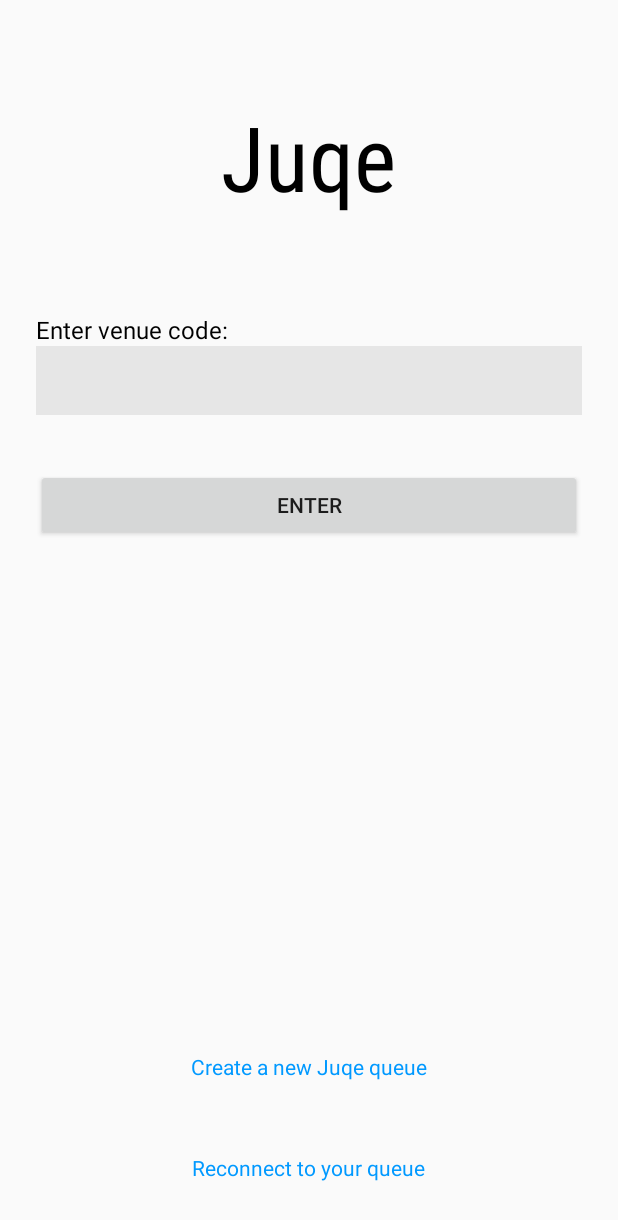
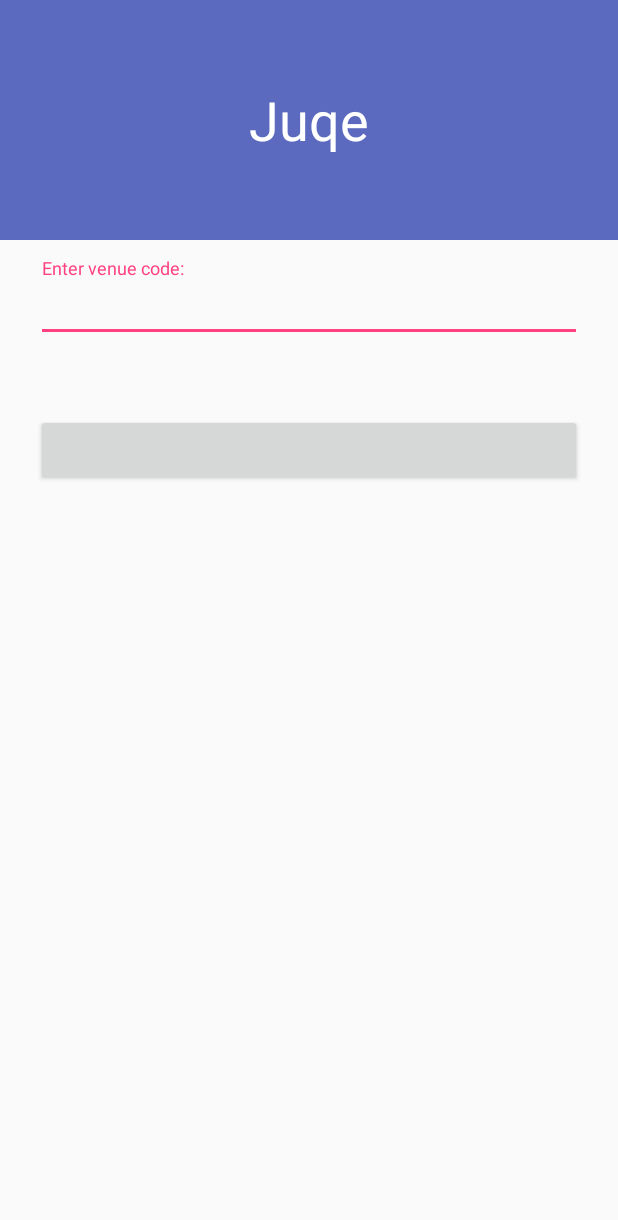
Before and after one commit to JUQE/kotlin-juqe, an Android app: the fragment HomeFragment shown on its own in the app's theme, on a phone screen of 412 x 824 dp. Shown: the top 1220 px of the screen. Run offline under Robolectric (Android 15) with nearby library versions, the phone set to English and light mode, and no system bars.

```diff
--- a/app/build.gradle
+++ b/app/build.gradle
@@ -38,6 +38,7 @@ dependencies {
     compile "com.android.support:cardview-v7:${supportLibVersion}"
     compile 'com.android.support.constraint:constraint-layout:1.0.2'
 
+    testCompile "com.nhaarman:mockito-kotlin-kt1.1:1.5.0"
     testCompile 'junit:junit:4.12'
     compile "org.jetbrains.kotlin:kotlin-stdlib-jre7:$kotlin_version"
 
--- /dev/null
+++ b/app/src/main/java/ca/juqe/juqe/data/model/Playlist.kt
@@ -0,0 +1,4 @@
+package ca.juqe.juqe.data.model
+
+
+data class Playlist(val name: String = "")
--- /dev/null
+++ b/app/src/main/java/ca/juqe/juqe/data/source/deleteme.kt
@@ -0,0 +1 @@
+package ca.juqe.juqe.data.source
--- /dev/null
+++ b/app/src/main/java/ca/juqe/juqe/data/source/token/TokenDataSource.kt
@@ -0,0 +1,6 @@
+package ca.juqe.juqe.data.source.token
+
+
+interface TokenDataSource {
+
+}
--- a/app/src/main/res/layout/fragment_home.xml
+++ b/app/src/main/res/layout/fragment_home.xml
@@ -1,73 +1,68 @@
 <?xml version="1.0" encoding="utf-8"?>
-<RelativeLayout xmlns:android="http://schemas.android.com/apk/res/android"
+<ScrollView xmlns:android="http://schemas.android.com/apk/res/android"
     xmlns:tools="http://schemas.android.com/tools"
+    xmlns:app="http://schemas.android.com/apk/res-auto"
     android:id="@+id/activity_code"
     android:layout_width="match_parent"
     android:layout_height="match_parent">
 
+    <android.support.constraint.ConstraintLayout
+        android:layout_width="match_parent"
+        android:layout_height="wrap_content">
+
+        <RelativeLayout
+            android:id="@+id/headerLayout"
+            android:layout_width="0dp"
+            android:layout_height="160dp"
+            app:layout_constraintStart_toStartOf="parent"
+            app:layout_constraintEnd_toEndOf="parent"
+            app:layout_constraintTop_toTopOf="parent">
+
+            <View
+                android:layout_width="match_parent"
+                android:layout_height="match_parent"
+                android:background="@color/colorPrimary"
+                android:alpha="0.85"/>
+
             <TextView
-        android:id="@+id/title"
-        android:text="@string/juqe"
+                android:id="@+id/loginSplashImage"
                 android:layout_width="wrap_content"
                 android:layout_height="wrap_content"
-        android:layout_marginTop="@dimen/large_margin"
-        android:layout_centerHorizontal="true"
-        android:textColor="@color/black"
-        android:textSize="@dimen/large_text"
-        android:fontFamily="sans-serif-condensed" />
+                android:text="@string/juqe"
+                android:textColor="@android:color/white"
+                android:textSize="36sp"
+                android:layout_centerInParent="true"/>
 
-    <TextView
-        android:id="@+id/enter_code"
-        android:text="@string/enter_code"
-        android:layout_width="wrap_content"
+        </RelativeLayout>
+
+        <android.support.design.widget.TextInputLayout
+            android:id="@+id/emailInputLayout"
+            android:layout_width="0dp"
             android:layout_height="wrap_content"
-        android:layout_below="@+id/title"
-        android:layout_marginTop="@dimen/large_margin"
+            app:layout_constraintStart_toStartOf="parent"
+            app:layout_constraintEnd_toEndOf="parent"
+            app:layout_constraintTop_toBottomOf="@id/headerLayout"
             android:layout_marginStart="@dimen/side_margin"
-        android:textSize="@dimen/small_text"
-        android:textColor="@color/black" />
+            android:layout_marginEnd="@dimen/side_margin"
+            android:layout_marginTop="12dp">
 
-    <EditText
-        android:id="@+id/input_code"
+            <android.support.design.widget.TextInputEditText android:id="@+id/emailInput"
                 android:layout_width="match_parent"
                 android:layout_height="wrap_content"
-        android:layout_marginLeft="@dimen/side_margin"
-        android:layout_marginRight="@dimen/side_margin"
-        android:layout_below="@+id/enter_code"
-        android:padding="@dimen/edit_text_padding"
-        android:textSize="@dimen/small_text"
-        android:textColor="@color/black"
-        android:background="@color/fieldcolor" />
+                android:hint="@string/enter_code"
+                android:inputType="text"/>
+
+        </android.support.design.widget.TextInputLayout>
 
         <Button
-        android:id="@+id/submit_code_button"
-        android:text="@string/enter"
-        android:layout_width="match_parent"
+            android:id="@+id/newJuqeButton"
+            android:layout_width="0dp"
             android:layout_height="wrap_content"
-        android:layout_below="@+id/input_code"
-        android:layout_marginTop="@dimen/medium_margin"
+            app:layout_constraintTop_toBottomOf="@id/emailInputLayout"
+            app:layout_constraintStart_toStartOf="parent"
+            app:layout_constraintEnd_toEndOf="parent"
             android:layout_marginStart="@dimen/side_margin"
             android:layout_marginEnd="@dimen/side_margin"
-        android:layout_alignParentStart="true" />
-
-    <TextView
-        android:id="@+id/create_venue"
-        android:text="@string/create_new"
-        android:layout_width="wrap_content"
-        android:layout_height="wrap_content"
-        android:textColor="@color/linkcolor"
-        android:layout_above="@+id/reconnect_venue"
-        android:layout_centerHorizontal="true"
-        android:layout_marginBottom="48dp" />
-
-    <TextView
-        android:id="@+id/reconnect_venue"
-        android:text="@string/reconnect"
-        android:layout_width="wrap_content"
-        android:layout_height="wrap_content"
-        android:layout_marginBottom="36dp"
-        android:textColor="@color/linkcolor"
-        android:layout_alignParentBottom="true"
-        android:layout_centerHorizontal="true" />
-
-</RelativeLayout>
+            android:layout_marginTop="48dp"/>
+    </android.support.constraint.ConstraintLayout>
+</ScrollView>
```
Also changed, not shown: app/src/main/java/ca/juqe/juqe/auth/AuthActivity.kt (+2 -7 lines), app/src/main/java/ca/juqe/juqe/data/model/Song.kt (added, +7 -0 lines), app/src/main/java/ca/juqe/juqe/data/source/song/SongDataSource.kt (added, +15 -0 lines), app/src/main/java/ca/juqe/juqe/data/source/song/SongLocalDataSource.kt (added, +40 -0 lines), app/src/main/java/ca/juqe/juqe/data/source/song/SongRemoteDataSource.kt (added, +40 -0 lines), app/src/main/java/ca/juqe/juqe/data/source/song/SongRepository.kt (added, +40 -0 lines), app/src/main/java/ca/juqe/juqe/data/source/token/TokenLocalDataSource.kt (added, +15 -0 lines), app/src/main/java/ca/juqe/juqe/data/source/token/TokenRemoteDataSource.kt (added, +15 -0 lines), app/src/main/java/ca/juqe/juqe/data/source/token/TokenRepository.kt (added, +23 -0 lines), 1 other file. Lines whose indentation alone changed are shown as unchanged.
